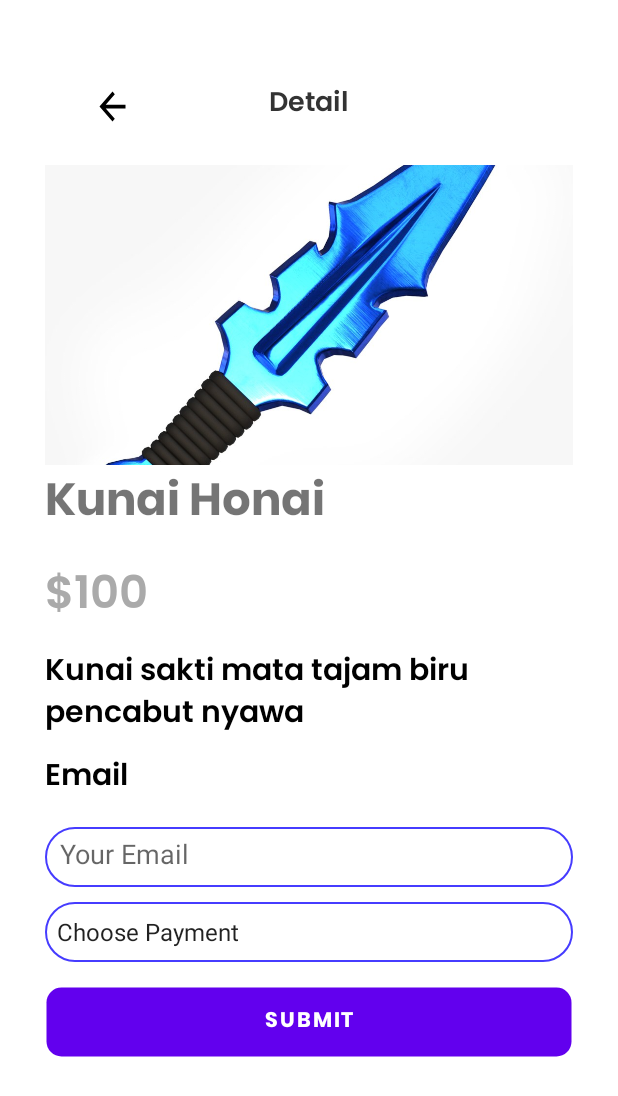
After one commit to jasonchrism/AXForAsset, an Android app: the layout activity_page_detail.xml on its own in the app's theme, with its tools: preview values and no code run, on a phone screen of 412 x 824 dp. The commit adds this screen. Shown: the top 1096 px of the screen. Run offline under Robolectric (Android 15) with nearby library versions, the light colour scheme and no system bars.

Commit message:
page detail (navbar blm bisa)

```diff
--- a/app/src/main/AndroidManifest.xml
+++ b/app/src/main/AndroidManifest.xml
@@ -11,6 +11,9 @@
         android:supportsRtl="true"
         android:theme="@style/Theme.AXForAsset"
         tools:targetApi="31">
+        <activity
+            android:name=".PageDetail"
+            android:exported="false" />
         <activity
             android:name=".HomeActivity"
             android:exported="false" />
--- a/app/src/main/java/com/example/axforasset/MainActivity.java
+++ b/app/src/main/java/com/example/axforasset/MainActivity.java
@@ -16,7 +16,8 @@ public class MainActivity extends AppCompatActivity {
         new Handler().postDelayed(new Runnable() {
             @Override
             public void run() {
-                Intent intent = new Intent(MainActivity.this, HomeActivity.class);
+//                Intent intent = new Intent(MainActivity.this, HomeActivity.class);
+                Intent intent = new Intent(MainActivity.this, PageDetail.class);
                 startActivity(intent);
                 finish();
             }
--- /dev/null
+++ b/app/src/main/java/com/example/axforasset/PageDetail.java
@@ -0,0 +1,69 @@
+package com.example.axforasset;
+
+import androidx.appcompat.app.AlertDialog;
+import androidx.appcompat.app.AppCompatActivity;
+import androidx.appcompat.widget.Toolbar;
+
+import android.content.DialogInterface;
+import android.os.Bundle;
+import android.view.View;
+import android.widget.AdapterView;
+import android.widget.Button;
+import android.widget.EditText;
+import android.widget.Spinner;
+
+public class PageDetail extends AppCompatActivity {
+
+    @Override
+    protected void onCreate(Bundle savedInstanceState) {
+        super.onCreate(savedInstanceState);
+        setContentView(R.layout.activity_page_detail);
+
+        // Inisialisasi Spinner dan Button
+        Spinner paymentMethodSpinner = findViewById(R.id.paymentMethodSpinner);
+        Button submitButton = findViewById(R.id.submitButton);
+
+        // Inisialisasi EditText
+        EditText editTextName = findViewById(R.id.emailInput);
+
+        // Set OnItemSelectedListener untuk Spinner (opsional)
+        paymentMethodSpinner.setOnItemSelectedListener(new AdapterView.OnItemSelectedListener() {
+            @Override
+            public void onItemSelected(AdapterView<?> parent, View view, int position, long id) {
+                String selectedMethod = parent.getItemAtPosition(position).toString();
+                // Lakukan sesuatu dengan selectedMethod
+            }
+
+            @Override
+            public void onNothingSelected(AdapterView<?> parent) {
+                // Handle kasus di mana tidak ada yang dipilih
+            }
+        });
+
+        // Set OnClickListener untuk Submit Button
+        submitButton.setOnClickListener(new View.OnClickListener() {
+            @Override
+            public void onClick(View v) {
+                // Ambil nama dari EditText
+                String name = editTextName.getText().toString();
+                AlertDialog.Builder builder = new AlertDialog.Builder(PageDetail.this);
+                if (name.isEmpty()) {
+                    builder.setTitle("Submission Failed");
+                    builder.setMessage("Please fill in your email address");
+                }else{
+                    builder.setTitle("Submission Success");
+                    builder.setMessage("A confirmation email has been sent to your provided email address. Please check your inbox");
+                }
+                builder.setPositiveButton("CLOSE", new DialogInterface.OnClickListener() {
+                    @Override
+                    public void onClick(DialogInterface dialog, int which) {
+                        dialog.dismiss();
+                    }
+                });
+
+                AlertDialog dialog = builder.create();
+                dialog.show();
+            }
+        });
+    }
+}
--- /dev/null
+++ b/app/src/main/res/layout/activity_page_detail.xml
@@ -0,0 +1,152 @@
+<?xml version="1.0" encoding="utf-8"?>
+<androidx.constraintlayout.widget.ConstraintLayout
+    xmlns:android="http://schemas.android.com/apk/res/android"
+    xmlns:app="http://schemas.android.com/apk/res-auto"
+    xmlns:tools="http://schemas.android.com/tools"
+    android:layout_width="match_parent"
+    android:layout_height="match_parent"
+    android:padding="30dp"
+    tools:context=".PageDetail">
+
+    <!-- Header Layout -->
+    <RelativeLayout
+        android:id="@+id/rlHeader"
+        android:layout_width="0dp"
+        android:layout_height="80dp"
+        app:layout_constraintStart_toStartOf="parent"
+        app:layout_constraintEnd_toEndOf="parent"
+        app:layout_constraintTop_toTopOf="parent"
+        android:layout_marginBottom="16dp">
+
+        <Button
+            android:id="@+id/backBtn"
+            android:layout_width="wrap_content"
+            android:layout_height="wrap_content"
+            android:layout_alignParentStart="true"
+            android:layout_marginStart="16dp"
+            android:layout_marginTop="16dp"
+            android:background="@android:color/transparent"
+            android:drawableLeft="@drawable/baseline_arrow_back_24" />
+
+        <TextView
+            android:id="@+id/tvProfile"
+            android:layout_width="wrap_content"
+            android:layout_height="wrap_content"
+            android:text="Detail"
+            android:textSize="18sp"
+            android:textColor="@color/black"
+            android:layout_centerInParent="true"
+            android:fontFamily="@font/poppins_semibold" />
+    </RelativeLayout>
+
+    <!-- Image of the Product -->
+    <ImageView
+        android:id="@+id/productImage"
+        android:layout_width="0dp"
+        android:layout_height="200dp"
+        android:layout_marginBottom="16dp"
+        android:scaleType="centerCrop"
+        android:src="@drawable/kunai"
+        android:background="@drawable/edit_text_border"
+        app:layout_constraintEnd_toEndOf="parent"
+        app:layout_constraintStart_toStartOf="parent"
+        app:layout_constraintTop_toBottomOf="@+id/rlHeader"
+        />
+
+    <!-- Product Name -->
+    <TextView
+        android:id="@+id/productName"
+        android:layout_width="wrap_content"
+        android:layout_height="wrap_content"
+        android:text="Kunai Honai"
+        android:textSize="30sp"
+        android:textStyle="bold"
+        app:layout_constraintStart_toStartOf="parent"
+        app:layout_constraintTop_toBottomOf="@+id/productImage"
+        android:fontFamily="@font/poppins_bold"/>
+
+
+    <!-- Product Price -->
+    <TextView
+        android:id="@+id/productPrice"
+        android:layout_width="wrap_content"
+        android:layout_height="wrap_content"
+        android:layout_marginTop="10dp"
+        android:text="$100"
+        android:textSize="30sp"
+        android:textColor="@android:color/darker_gray"
+        app:layout_constraintStart_toStartOf="parent"
+        app:layout_constraintTop_toBottomOf="@+id/productName"
+        android:fontFamily="@font/poppins_semibold"/>
+
+    <!-- Product Description -->
+    <TextView
+        android:id="@+id/productDescription"
+        android:layout_width="0dp"
+        android:layout_height="wrap_content"
+        android:layout_marginTop="8dp"
+        android:text="Kunai sakti mata tajam biru pencabut nyawa"
+        android:textSize="20sp"
+        android:textColor="@android:color/black"
+        app:layout_constraintEnd_toEndOf="parent"
+        app:layout_constraintStart_toStartOf="parent"
+        app:layout_constraintTop_toBottomOf="@+id/productPrice"
+        android:fontFamily="@font/poppins_semibold"/>
+
+    <!-- Email Headline -->
+    <TextView
+        android:id="@+id/EmilHeadline"
+        android:layout_width="0dp"
+        android:layout_height="wrap_content"
+        android:layout_marginTop="8dp"
+        android:text="Email"
+        android:textSize="20sp"
+        android:textColor="@android:color/black"
+        android:textStyle="bold"
+        app:layout_constraintEnd_toEndOf="parent"
+        app:layout_constraintStart_toStartOf="parent"
+        app:layout_constraintTop_toBottomOf="@+id/productDescription"
+        android:fontFamily="@font/poppins_semibold"/>
+
+    <!-- Email Input Field -->
+    <EditText
+        android:id="@+id/emailInput"
+        android:layout_width="0dp"
+        android:layout_height="40dp"
+        android:layout_marginTop="16dp"
+        android:padding="10dp"
+        android:hint="Your Email"
+        android:inputType="textEmailAddress"
+        app:layout_constraintEnd_toEndOf="parent"
+        app:layout_constraintStart_toStartOf="parent"
+        android:background="@drawable/edit_text_border"
+        app:layout_constraintTop_toBottomOf="@+id/EmilHeadline" />
+
+    <!-- Payment Method Spinner -->
+    <Spinner
+        android:id="@+id/paymentMethodSpinner"
+        android:layout_width="0dp"
+        android:layout_height="40dp"
+        android:layout_marginTop="10dp"
+        android:entries="@array/payment_methods"
+        app:layout_constraintEnd_toEndOf="parent"
+        app:layout_constraintStart_toStartOf="parent"
+        android:background="@drawable/edit_text_border"
+        app:layout_constraintTop_toBottomOf="@+id/emailInput" />
+
+    <!-- Submit Button -->
+    <Button
+        android:id="@+id/submitButton"
+        android:layout_width="0dp"
+        android:layout_height="wrap_content"
+        android:layout_marginTop="16dp"
+        android:backgroundTint="@color/primary"
+        android:text="Submit"
+        android:textColor="@android:color/white"
+        app:layout_constraintEnd_toEndOf="parent"
+        app:layout_constraintStart_toStartOf="parent"
+        app:layout_constraintTop_toBottomOf="@+id/paymentMethodSpinner"
+        android:background="@drawable/button_background"
+        android:fontFamily="@font/poppins_bold"/>
+
+</androidx.constraintlayout.widget.ConstraintLayout>
--- /dev/null
+++ b/app/src/main/res/values/options.xml
@@ -0,0 +1,9 @@
+<?xml version="1.0" encoding="utf-8"?>
+<resources>
+    <string-array name="payment_methods">
+        <item>Choose Payment</item>
+        <item>MasterCard</item>
+        <item>Visa</item>
+        <item>PayPal</item>
+    </string-array>
+</resources>
```
